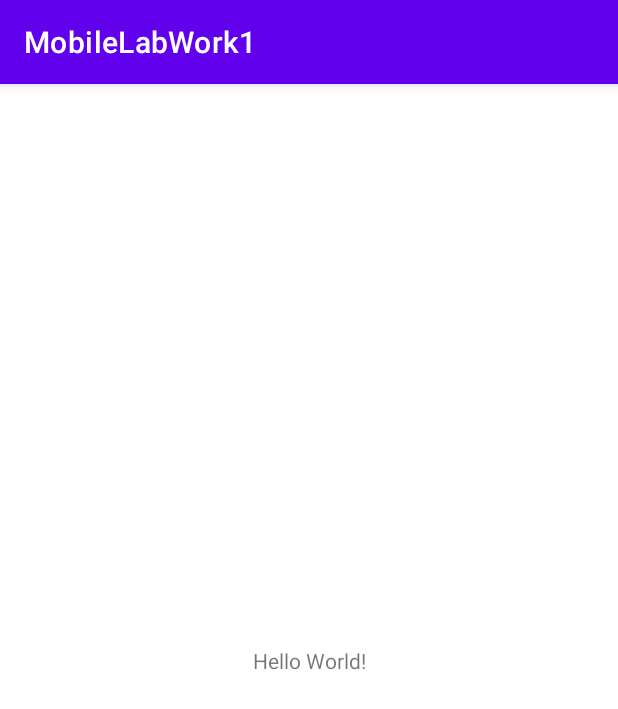
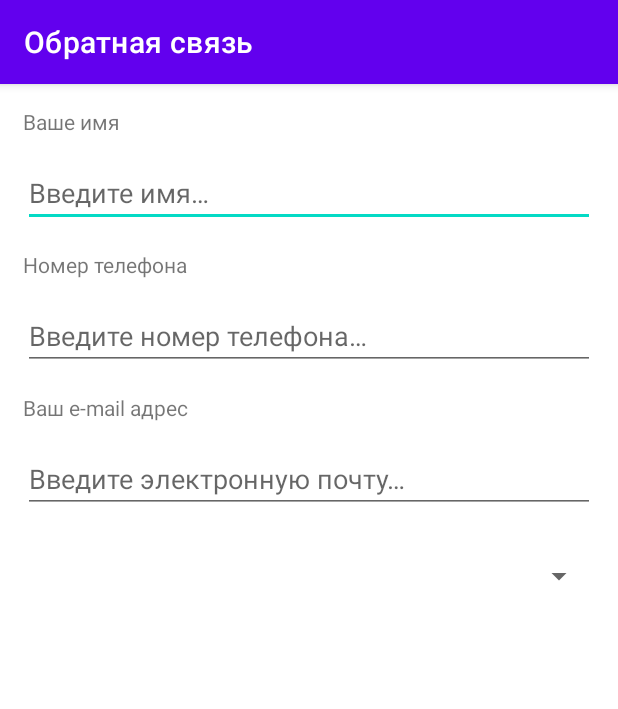
Before and after one commit to mishathefirst/Android-Development-LabWork1, an Android app: the screen it shows after launch (MainActivity), on a phone screen of 412 x 824 dp. Shown: the top 709 px of the screen. Run offline under Robolectric (Android 15) with nearby library versions, the phone set to English and light mode, and no system bars.

Commit message:
Fields of the first activity made.

```diff
--- a/app/src/main/java/group/moveon/mobilelabwork1/MainActivity.java
+++ b/app/src/main/java/group/moveon/mobilelabwork1/MainActivity.java
@@ -9,6 +9,9 @@ public class MainActivity extends AppCompatActivity {
     @Override
     protected void onCreate(Bundle savedInstanceState) {
         super.onCreate(savedInstanceState);
-        setContentView(R.layout.activity_main);
+        setContentView(R.layout.activity_one);
+        setTitle(R.string.title_one);
     }
+
+
 }
--- a/app/src/main/res/layout/activity_main.xml
+++ /dev/null
@@ -1,18 +0,0 @@
-<?xml version="1.0" encoding="utf-8"?>
-<androidx.constraintlayout.widget.ConstraintLayout xmlns:android="http://schemas.android.com/apk/res/android"
-    xmlns:app="http://schemas.android.com/apk/res-auto"
-    xmlns:tools="http://schemas.android.com/tools"
-    android:layout_width="match_parent"
-    android:layout_height="match_parent"
-    tools:context=".MainActivity">
-
-    <TextView
-        android:layout_width="wrap_content"
-        android:layout_height="wrap_content"
-        android:text="Hello World!"
-        app:layout_constraintBottom_toBottomOf="parent"
-        app:layout_constraintLeft_toLeftOf="parent"
-        app:layout_constraintRight_toRightOf="parent"
-        app:layout_constraintTop_toTopOf="parent" />
-
-</androidx.constraintlayout.widget.ConstraintLayout>
--- /dev/null
+++ b/app/src/main/res/layout/activity_one.xml
@@ -0,0 +1,72 @@
+<?xml version="1.0" encoding="utf-8"?>
+<LinearLayout xmlns:android="http://schemas.android.com/apk/res/android"
+    xmlns:app="http://schemas.android.com/apk/res-auto"
+    xmlns:tools="http://schemas.android.com/tools"
+    android:layout_width="match_parent"
+    android:layout_height="match_parent"
+    android:orientation="vertical"
+    tools:context=".MainActivity">
+
+    <TextView
+        android:layout_width="wrap_content"
+        android:layout_height="wrap_content"
+        android:text="@string/name_introduction"
+        android:layout_margin="15dp"
+        />
+
+    <EditText
+        android:id="@+id/name_field"
+        android:layout_width="match_parent"
+        android:layout_height="wrap_content"
+        android:layout_marginEnd="15dp"
+        android:layout_marginStart="15dp"
+        android:hint="@string/name_hint"
+        android:singleLine="true"
+        android:inputType="text"/>
+
+    <TextView
+        android:layout_width="wrap_content"
+        android:layout_height="wrap_content"
+        android:text="@string/number_introduction"
+        android:layout_margin="15dp"
+        />
+
+    <EditText
+        android:id="@+id/number_field"
+        android:layout_width="match_parent"
+        android:layout_height="wrap_content"
+        android:layout_marginEnd="15dp"
+        android:layout_marginStart="15dp"
+        android:hint="@string/number_hint"
+        android:singleLine="true"
+        android:inputType="phone"/>
+
+    <TextView
+        android:layout_width="wrap_content"
+        android:layout_height="wrap_content"
+        android:text="@string/email_introduction"
+        android:layout_margin="15dp"
+        />
+
+    <EditText
+        android:id="@+id/email_field"
+        android:layout_width="match_parent"
+        android:layout_height="wrap_content"
+        android:layout_marginEnd="15dp"
+        android:layout_marginStart="15dp"
+        android:hint="@string/email_hint"
+        android:singleLine="true"
+        android:inputType="textEmailAddress"/>
+
+    <Spinner
+        android:id="@+id/message_topic"
+        android:layout_width="match_parent"
+        android:layout_height="wrap_content"
+        android:layout_marginEnd="15dp"
+        android:layout_marginStart="15dp"
+        android:layout_marginTop="30dp"
+        android:autofillHints="@string/topic_hint"
+
+        />
+
+</LinearLayout>
--- a/app/src/main/res/values/strings.xml
+++ b/app/src/main/res/values/strings.xml
@@ -1,3 +1,11 @@
 <resources>
     <string name="app_name">MobileLabWork1</string>
+    <string name="title_one">Обратная связь</string>
+    <string name="name_introduction">Ваше имя</string>
+    <string name="number_introduction">Номер телефона</string>
+    <string name="email_introduction">Ваш e-mail адрес</string>
+    <string name="name_hint">Введите имя…</string>
+    <string name="number_hint">Введите номер телефона…</string>
+    <string name="email_hint">Введите электронную почту…</string>
+    <string name="topic_hint">Тема обращения</string>
 </resources>
```
